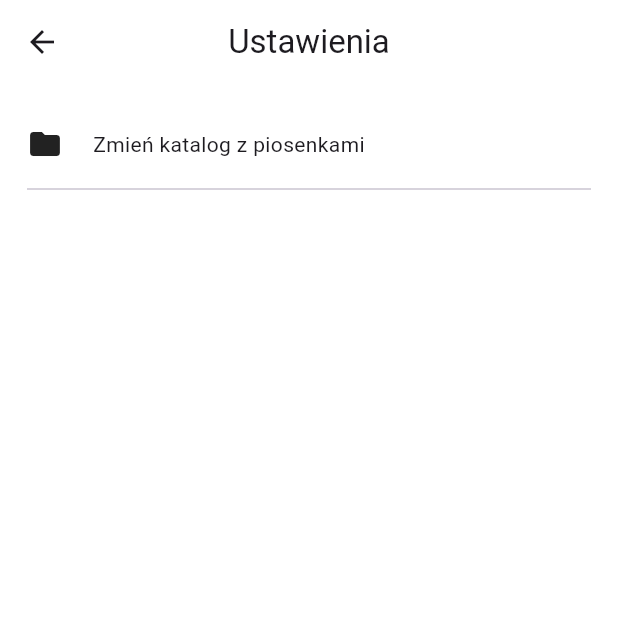
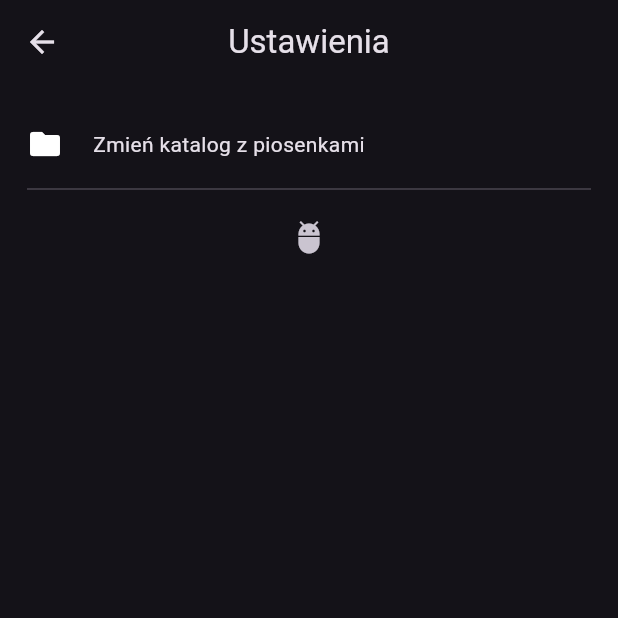
Before and after one commit to Piotrowskii/SimpleMusic, a Flutter app: the screen it shows after launch, after a tap on "Ustawienia", on a phone screen of 412 x 824 dp, the top half of it. Run offline on Flutter 3.47's test engine with Material 3 defaults, Android fonts, the phone set to English and light mode, and no system bars; our stand-ins replace file_picker, get_it, just_audio, just_audio_background, permission_handler, skeletonizer and 1 more; missing offline and left inert: audio_metadata_reader, audio_session; accounts and stored records are empty.

Commit message:
ColorService backend + small fixes

```diff
--- a/lib/components/main_page/song_item.dart
+++ b/lib/components/main_page/song_item.dart
@@ -24,6 +24,8 @@ class _SongItemState extends State<SongItem> {
   Widget build(BuildContext context) {
     Song song = widget.song;
     MusicPlayer player = widget.player;
+
+    print("IM FUCKING BULDING !!!!!!!!!");
 
     return InkWell(
       borderRadius: BorderRadius.circular(10),
--- a/lib/components/main_page/waveform_graph.dart
+++ b/lib/components/main_page/waveform_graph.dart
@@ -8,6 +8,7 @@ import 'package:simple_music_app1/services/music_player.dart';
 
 
 import '../../models/song.dart';
+import '../../services/theme_extension.dart';
 
 
 class WaveformGraph extends StatefulWidget {
@@ -49,6 +50,7 @@ class _WaveformGraphState extends State<WaveformGraph> {
 
   @override
   Widget build(BuildContext context) {
+    final ColorExtension colorExtension = Theme.of(context).extension<ColorExtension>()!;
     const barWidth = 7.5;
     const spacing = 5.0;
     const maxHeight = 100.0;
@@ -73,7 +75,7 @@ class _WaveformGraphState extends State<WaveformGraph> {
                   width: barWidth,
                   height: value,
                   decoration: BoxDecoration(
-                    color: ColorService.primaryAccent.withAlpha(120),
+                    color: colorExtension.primaryColor!.withAlpha(120),
                     borderRadius: BorderRadius.circular(2),
                   ),
                 ),
--- a/lib/components/song_art_image.dart
+++ b/lib/components/song_art_image.dart
@@ -6,6 +6,8 @@ import 'package:audio_metadata_reader/audio_metadata_reader.dart';
 import 'package:flutter/material.dart';
 import 'package:flutter/rendering.dart';
 import 'package:simple_music_app1/services/color_service.dart';
+import 'package:simple_music_app1/services/get_it_register.dart';
+import 'package:simple_music_app1/services/theme_extension.dart';
 import 'package:skeletonizer/skeletonizer.dart';
 
 import '../models/song.dart';
@@ -62,6 +64,7 @@ class _SongArtImageState extends State<SongArtImage> {
 
   @override
   Widget build(BuildContext context){
+    final ColorExtension colorExtension = Theme.of(context).extension<ColorExtension>()!;
 
       if(imageList != null){
         return ClipRRect(
@@ -81,7 +84,7 @@ class _SongArtImageState extends State<SongArtImage> {
             child: Container(
               decoration: BoxDecoration(
                   borderRadius: BorderRadius.circular(10),
-                  color: ColorService.artImageBackground
+                  color: colorExtension.songArtColor
               ),
               child: Icon(Icons.music_note, size: 30,),
             )
--- /dev/null
+++ b/lib/enmus/current_theme.dart
@@ -0,0 +1,7 @@
+enum CurrentTheme{
+  blue,
+  orange,
+  red,
+  purple,
+  green
+}
--- a/lib/main.dart
+++ b/lib/main.dart
@@ -5,6 +5,7 @@ import 'package:simple_music_app1/services/audio_session_service.dart';
 import 'package:simple_music_app1/services/color_service.dart';
 import 'package:simple_music_app1/services/get_it_register.dart';
 import 'package:simple_music_app1/services/permission_service.dart';
+import 'package:simple_music_app1/services/theme_extension.dart';
 
 //TODO ColorService jako instancje klasy nie static bo notifilisners nie działa :(
 
@@ -17,7 +18,6 @@ void main() async{
   SystemChrome.setPreferredOrientations([DeviceOrientation.portraitUp]);
 
   await startAudioSession(); // Na razie tylko zatrzymuje :(
-  ColorService.changeTheme(ColorService.isCurrentThemeDark());
 
   runApp(const MyApp());
 
@@ -31,13 +31,28 @@ class MyApp extends StatelessWidget {
   Widget build(BuildContext context) {
     Color primary = Color.fromARGB(255,58, 89, 209);
     Color background = Color.fromRGBO(58, 89, 209, 0.1);
+    ColorService colorService = locator<ColorService>();
 
-    return MaterialApp(
-      title: 'Flutter Demo',
-      theme: ThemeData(scaffoldBackgroundColor: Colors.white,primaryColor: primary,inputDecorationTheme: InputDecorationTheme(fillColor: Colors.white,iconColor: Colors.white),appBarTheme: AppBarTheme(backgroundColor: Colors.white)),
-      darkTheme: ThemeData.dark().copyWith(primaryColor: primary),
-      themeMode: ThemeMode.system,
-      home: const MainPage(),
+    return ListenableBuilder(
+      listenable: colorService,
+      builder: (context,widget){
+
+        return MaterialApp(
+          title: 'Flutter Demo',
+          theme: ThemeData(scaffoldBackgroundColor: Colors.white,inputDecorationTheme: InputDecorationTheme(fillColor: Colors.white,iconColor: Colors.white),appBarTheme: AppBarTheme(backgroundColor: Colors.white)).copyWith(
+            extensions: <ThemeExtension<dynamic>>[
+              ColorExtension(primaryColor: colorService.primaryColor, songArtColor: colorService.songArtBackgroundLight)
+            ]
+          ),
+          darkTheme: ThemeData.dark().copyWith(
+            extensions: <ThemeExtension<dynamic>>[
+              ColorExtension(primaryColor: colorService.primaryColor, songArtColor: colorService.songArtBackgroundDark)
+            ]
+          ),
+          themeMode: ThemeMode.dark,
+          home: const MainPage(),
+        );
+      },
     );
   }
 }
--- a/lib/pages/main_page.dart
+++ b/lib/pages/main_page.dart
@@ -3,11 +3,14 @@ import 'package:simple_music_app1/components/main_page/mini_player.dart';
 import 'package:simple_music_app1/components/main_page/song_item.dart';
 import 'package:simple_music_app1/pages/player_page.dart';
 import 'package:simple_music_app1/pages/settings_page.dart';
+import 'package:path/path.dart' as pth;
 
 import '../models/song.dart';
+import '../services/color_service.dart';
 import '../services/db_manager.dart';
 import '../services/get_it_register.dart';
 import '../services/music_player.dart';
+import '../services/theme_extension.dart';
 
 class MainPage extends StatefulWidget {
   const MainPage({super.key});
@@ -22,6 +25,7 @@ class _MainPageState extends State<MainPage> {
   bool isSearching = false;
   DbManager db = locator<DbManager>();
   MusicPlayer musicPlayer = locator<MusicPlayer>();
+  ColorService colorService = locator<ColorService>();
   List<Song> displayedSongs = [];
 
   void displayAllSongs() async{
@@ -40,8 +44,28 @@ class _MainPageState extends State<MainPage> {
   void displaySearchSongs() async{
     isSearching = true;
     String input = searchController.text;
-    if(input.isEmpty) isSearching = false;
-    final newSongs = await db.getSongsByTitleAndAuthor(input);
+    if(input.isEmpty){
+      isSearching = false;
+      clearSearch();
+    }
+    // final newSongs = await db.getSongsByTitleAndAuthor(input);
+    final newSongs = displayedSongs.where((e) {
+      bool titleOrNameMatch;
+      bool artistMatch;
+
+      if(e.author != null) artistMatch = e.author!.toLowerCase().contains(input.toLowerCase());
+      else artistMatch = false;
+
+      if(e.title != null){
+        titleOrNameMatch = e.title!.toLowerCase().contains(input.toLowerCase());
+      }
+      else{
+        titleOrNameMatch = pth.basenameWithoutExtension(e.filePath.toLowerCase()).contains(input.toLowerCase());
+      }
+
+      return artistMatch || titleOrNameMatch;
+
+    }).toList();
     setState(() {
       displayedSongs = newSongs;
     });
@@ -68,6 +92,8 @@ class _MainPageState extends State<MainPage> {
 
   @override
   Widget build(BuildContext context) {
+    final ColorExtension colorExtension = Theme.of(context).extension<ColorExtension>()!;
+
     return Scaffold(
       backgroundColor: Theme.of(context).scaffoldBackgroundColor,
       body: SafeArea(
@@ -106,7 +132,7 @@ class _MainPageState extends State<MainPage> {
                     child: Ink(
                       decoration: BoxDecoration(
                           // color: Theme.of(context).colorScheme.onSurface.withAlpha(20),
-                        color: Theme.of(context).primaryColor,
+                        color: colorExtension.primaryColor ,
                         borderRadius: BorderRadius.circular(10)
                       ),
                       child: Padding(
@@ -125,8 +151,8 @@ class _MainPageState extends State<MainPage> {
                       ),
                     ),
                   ),
-                  RecentButton(),
-                  FavouriteButton()
+                  RecentButton(colorExtension.primaryColor!),
+                  FavouriteButton(colorExtension.primaryColor!)
                 ],
               ),
               SizedBox(height: 30,),
@@ -270,7 +296,7 @@ class _MainPageState extends State<MainPage> {
                             itemBuilder: (context, index) {
                               return Row(
                                 children: [
-                                  Text((index+1).toString(),style: TextStyle(fontSize: 18),),
+                                  SizedBox(width:22,child: Text((index+1).toString(),textAlign: TextAlign.center,style: TextStyle(fontSize: 12),)),
                                   SizedBox(width: 5,),
                                   Expanded(
                                     child: SongItem(
@@ -298,7 +324,7 @@ class _MainPageState extends State<MainPage> {
   }
 
 
-  InkWell RecentButton(){
+  InkWell RecentButton(Color backgroundColor){
     return InkWell(
       onTap: () {
         showRecentSongsModal(context);
@@ -306,7 +332,7 @@ class _MainPageState extends State<MainPage> {
       borderRadius: BorderRadius.circular(10),
       child: Ink(
         decoration: BoxDecoration(
-            color: Theme.of(context).primaryColor,
+            color: backgroundColor,
             borderRadius: BorderRadius.circular(10)
         ),
         child: Padding(
@@ -327,7 +353,7 @@ class _MainPageState extends State<MainPage> {
     );
   }
 
-  InkWell FavouriteButton(){
+  InkWell FavouriteButton(Color backgroundColor){
     return InkWell(
       onTap: () {
         showFavouriteSongsModal(context);
@@ -335,7 +361,7 @@ class _MainPageState extends State<MainPage> {
       borderRadius: BorderRadius.circular(10),
       child: Ink(
         decoration: BoxDecoration(
-            color: Theme.of(context).primaryColor,
+            color: backgroundColor,
             borderRadius: BorderRadius.circular(10)
         ),
         child: Padding(
--- a/lib/pages/settings_page.dart
+++ b/lib/pages/settings_page.dart
@@ -1,6 +1,10 @@
 import 'package:flutter/material.dart';
 import 'package:simple_music_app1/components/settings_page/music_folder_alert.dart';
+import 'package:simple_music_app1/enmus/current_theme.dart';
 import 'package:simple_music_app1/pages/main_page.dart';
+import 'package:simple_music_app1/services/color_service.dart';
+
+import '../services/get_it_register.dart';
 
 class SettingsPage extends StatefulWidget {
   const SettingsPage({super.key});
@@ -10,6 +14,8 @@ class SettingsPage extends StatefulWidget {
 }
 
 class _SettingsPageState extends State<SettingsPage> {
+  ColorService colorService = locator<ColorService>();
+
   @override
   Widget build(BuildContext context) {
      return Scaffold(
@@ -43,7 +49,8 @@ class _SettingsPageState extends State<SettingsPage> {
                        ),
                      ),
                    ),
-                   Divider()
+                   Divider(),
+                   IconButton(onPressed: (){colorService.changeTheme(CurrentTheme.blue);}, icon: Icon(Icons.adb))
                  ],
                ),
              ),
--- a/lib/services/color_service.dart
+++ b/lib/services/color_service.dart
@@ -1,34 +1,30 @@
 import 'package:flutter/material.dart';
 import 'package:flutter/scheduler.dart';
+import 'package:simple_music_app1/enmus/current_theme.dart';
 
 class ColorService extends ChangeNotifier{
 
-  static Color primaryAccent = Color.fromARGB(255,58, 89, 209);
-  static Color artImageBackground = Color.fromARGB(255,34,33,38);
-  static bool isDarkTheme = false;
+  Color primaryColor = Color.fromARGB(255,58, 89, 209);
+  Color songArtBackgroundLight = Color.fromARGB(255,236,236,236);
+  Color songArtBackgroundDark = Color.fromARGB(255,34,33,38);
+  CurrentTheme currentTheme = CurrentTheme.blue;
 
-  static void changeColorBasedOnTheme(){
-    if(!isDarkTheme){
-      artImageBackground = Color.fromARGB(255,236,236,236);
+
+  void changeTheme(CurrentTheme theme){
+    switch (theme){
+      case CurrentTheme.blue:
+        primaryColor = Color.fromARGB(255,58, 89, 209);
+      case CurrentTheme.orange:
+        primaryColor = Colors.deepOrange;
+      case CurrentTheme.red:
+        primaryColor = Colors.redAccent;
+      case CurrentTheme.purple:
+        primaryColor = Colors.purpleAccent;
+      case CurrentTheme.green:
+        primaryColor = Colors.greenAccent;
     }
-    else{
-      artImageBackground = Color.fromARGB(255,34,33,38);
-    }
+
+    notifyListeners();
   }
 
-  static bool isCurrentThemeDark(){
-    var brightness = SchedulerBinding.instance.platformDispatcher.platformBrightness;
-    if(brightness == Brightness.dark) return true;
-    else return false;
-  }
-
-  static void changeTheme(bool dark){
-    if(dark == true) isDarkTheme = true;
-    else isDarkTheme = false;
-    changeColorBasedOnTheme();
-  }
-
-
-
-
 }
--- a/lib/services/get_it_register.dart
+++ b/lib/services/get_it_register.dart
@@ -1,4 +1,5 @@
 import 'package:get_it/get_it.dart';
+import 'package:simple_music_app1/services/color_service.dart';
 import 'package:simple_music_app1/services/db_manager.dart';
 import 'package:simple_music_app1/services/music_player.dart';
 
@@ -8,7 +9,9 @@ final locator = GetIt.instance;
 Future<void> setup() async{
   DbManager dbManager = DbManager();
   await dbManager.initDatabase();
+  ColorService colorService = ColorService();
 
   locator.registerSingleton<DbManager>(dbManager);
   locator.registerSingleton<MusicPlayer>(MusicPlayer());
+  locator.registerSingleton<ColorService>(colorService);
 }
--- /dev/null
+++ b/lib/services/theme_extension.dart
@@ -0,0 +1,25 @@
+import 'package:flutter/material.dart';
+
+class ColorExtension extends ThemeExtension<ColorExtension> {
+  const ColorExtension({required this.primaryColor, required this.songArtColor});
+
+  final Color primaryColor;
+  final Color songArtColor;
+
+  @override
+  ColorExtension copyWith({Color? brandColor, Color? danger}) {
+    return ColorExtension(primaryColor: brandColor ?? this.primaryColor, songArtColor: danger ?? this.songArtColor);
+  }
+
+  @override
+  ColorExtension lerp(ColorExtension? other, double t) {
+    if (other is! ColorExtension) {
+      return this;
+    }
+    return ColorExtension(
+      primaryColor: Color.lerp(primaryColor, other.primaryColor, t) ?? primaryColor,
+      songArtColor: Color.lerp(songArtColor, other.songArtColor, t) ?? primaryColor,
+    );
+  }
+
+}
```
Also changed, not shown: lib/components/player_page/button_row.dart (+8 -5 lines), lib/components/player_page/music_slider.dart (+5 -2 lines).
